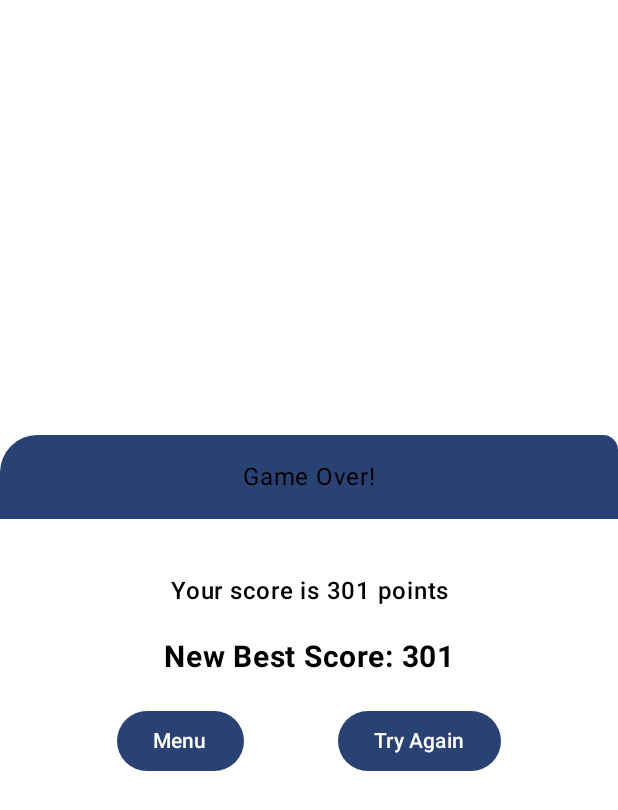
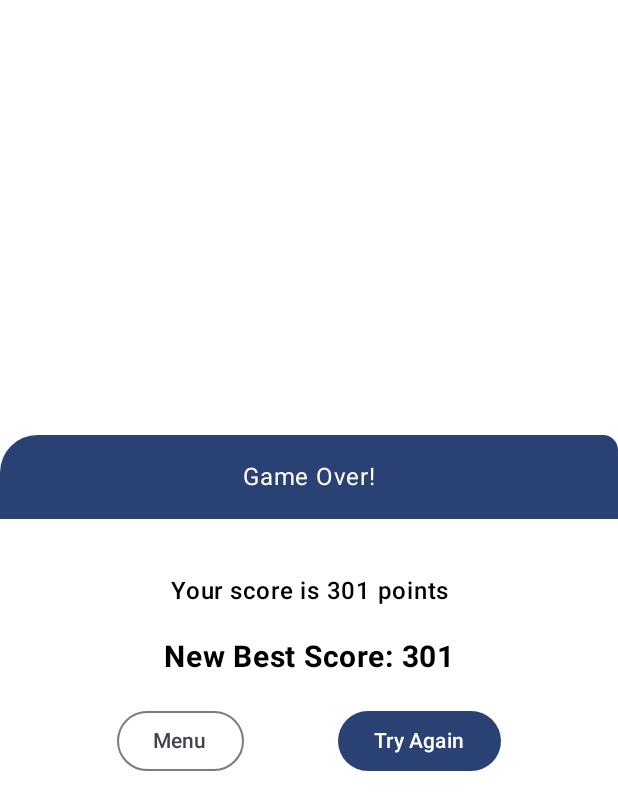
Before and after one commit to JosenRomero/MultiplesOfThree, an Android app built with Jetpack Compose: the @Preview function GameOverPreview, on a phone screen of 412 x 824 dp. Shown: the top 810 px of the screen. Run offline under Robolectric (Android 15) with nearby library versions, the phone set to English and light mode, and no system bars.

Commit message:
update GameOver

```diff
--- a/app/src/main/java/com/josenromero/multiplesofthree/ui/main/components/GameOver.kt
+++ b/app/src/main/java/com/josenromero/multiplesofthree/ui/main/components/GameOver.kt
@@ -11,6 +11,7 @@ import androidx.compose.foundation.layout.padding
 import androidx.compose.foundation.shape.RoundedCornerShape
 import androidx.compose.material3.Button
 import androidx.compose.material3.MaterialTheme
+import androidx.compose.material3.OutlinedButton
 import androidx.compose.material3.Text
 import androidx.compose.runtime.Composable
 import androidx.compose.ui.Alignment
@@ -62,7 +63,10 @@ fun GameOverContent(
                 .padding(16.dp),
             horizontalAlignment = Alignment.CenterHorizontally
         ) {
-            Text(text = "Game Over!")
+            Text(
+                text = "Game Over!",
+                color = MaterialTheme.colorScheme.onPrimary
+            )
         }
         Column(
             modifier = Modifier
@@ -96,7 +100,7 @@ fun GameOverContent(
                     .fillMaxWidth(),
                 horizontalArrangement = Arrangement.SpaceEvenly
             ) {
-                Button(onClick = { onNavigateToAScreen(AppScreens.HomeScreen.route) }) {
+                OutlinedButton(onClick = { onNavigateToAScreen(AppScreens.HomeScreen.route) }) {
                     Text(text = "Menu")
                 }
                 Button(onClick = { onNavigateToAScreen(AppScreens.PlayScreen.route) }) {
```
